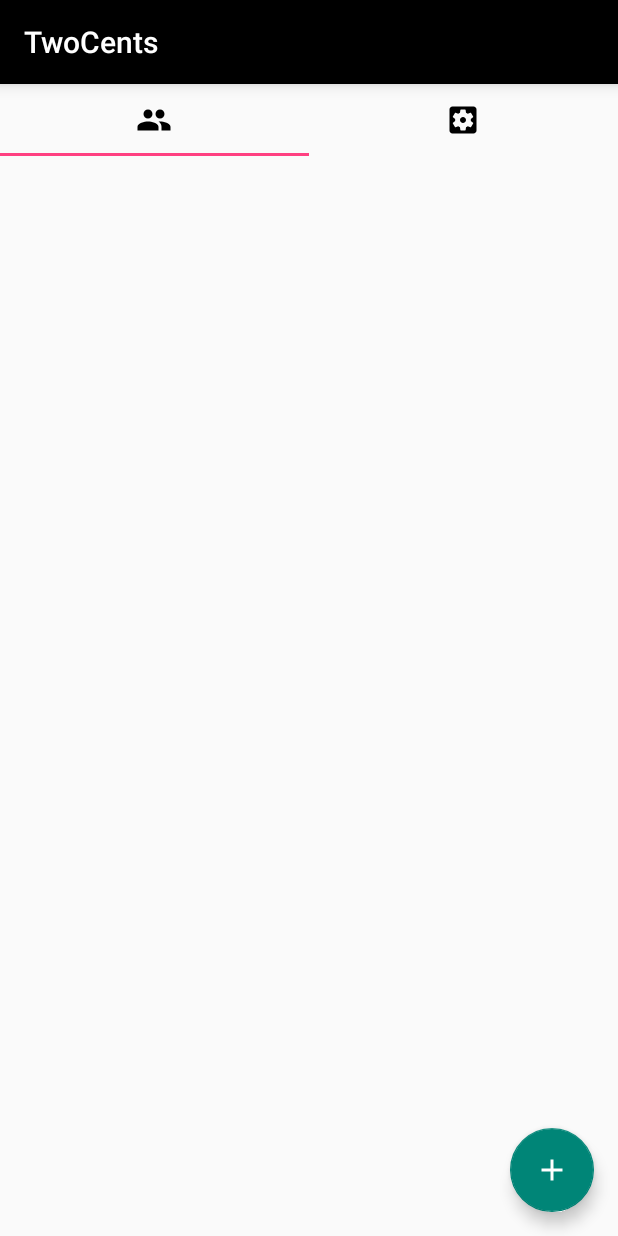
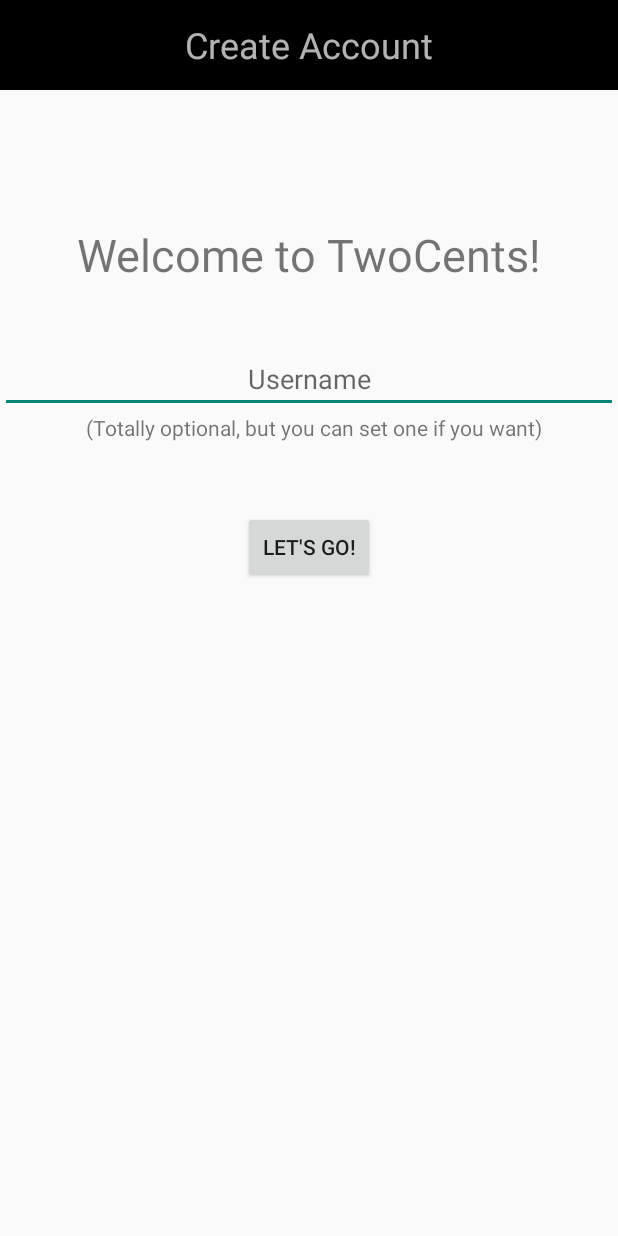
Before and after one commit to tobyglover/twocentsapp-android, an Android app: the screen it shows after launch (MainActivity before the commit, CreateUserActivity after it), on a phone screen of 412 x 824 dp. Run offline under Robolectric (Android 15) with nearby library versions, the phone set to English and light mode, and no system bars; our stand-ins replace Volley; network calls fail.

Commit message:
prompt user for username

```diff
--- a/TwoCentsApp/app/src/main/java/edu/tufts/cs/twocents/ApiHandler.java
+++ b/TwoCentsApp/app/src/main/java/edu/tufts/cs/twocents/ApiHandler.java
@@ -34,7 +34,7 @@ public class ApiHandler implements Requestable {
     public void makeRequest(ApiMethods apiMethod, final Map<String, String> params, Map<String, String> urlParams) {
 
         String url = BASE_URL;
-        JSONObject parameters = null;
+        JSONObject postParams = null;
         int method = Request.Method.GET;
 
         switch (apiMethod) {
@@ -46,8 +46,7 @@ public class ApiHandler implements Requestable {
                 break;
             case CREATE_NEW_POLL:
                 method = Request.Method.POST;
-                parameters = new JSONObject(params);
-                Log.v(TAG, parameters.toString());
+                postParams = new JSONObject(params);
                 url += "createNewPoll/" + urlParams.get("userKey") + "/";
                 break;
             case VOTE_ON_POLL:
@@ -66,7 +65,7 @@ public class ApiHandler implements Requestable {
             }
         }
 
-        JsonObjectRequest request = new JsonObjectRequest(method, url, parameters, new Response.Listener<JSONObject>() {
+        JsonObjectRequest request = new JsonObjectRequest(method, url, postParams, new Response.Listener<JSONObject>() {
             @Override
             public void onResponse(JSONObject response) {
                 onCompleted(response);
--- /dev/null
+++ b/TwoCentsApp/app/src/main/java/edu/tufts/cs/twocents/CreateUserActivity.java
@@ -0,0 +1,86 @@
+package edu.tufts.cs.twocents;
+
+import android.os.Bundle;
+import android.support.v7.app.AppCompatActivity;
+import android.text.InputFilter;
+import android.text.Spanned;
+import android.view.View;
+import android.widget.Button;
+import android.widget.EditText;
+
+import org.json.JSONException;
+import org.json.JSONObject;
+
+import java.util.HashMap;
+import java.util.Map;
+
+public class CreateUserActivity extends AppCompatActivity {
+
+    private EditText usernameInput;
+    private Button goButton;
+
+    @Override
+    protected void onCreate(Bundle savedInstanceState) {
+        super.onCreate(savedInstanceState);
+        setContentView(R.layout.activity_create_user);
+
+        usernameInput = (EditText)findViewById(R.id.usernameInput);
+        goButton = (Button)findViewById(R.id.goButton);
+
+        goButton.setOnClickListener(new View.OnClickListener() {
+            @Override
+            public void onClick(View view) {
+                createNewUser();
+            }
+        });
+
+        /* To restrict Space Bar in Keyboard */
+        InputFilter whitespaceFilter = new InputFilter() {
+            public CharSequence filter(CharSequence source, int start, int end, Spanned dest, int dstart, int dend) {
+                for (int i = start; i < end; i++) {
+                    if (Character.isWhitespace(source.charAt(i))) {
+                        return "";
+                    }
+                }
+                return null;
+            }
+        };
+        usernameInput.setFilters(new InputFilter[] { whitespaceFilter, new InputFilter.LengthFilter(20) });
+    }
+
+    @Override
+    public void onBackPressed() {
+        return;
+    }
+
+    public void createNewUser() {
+        Map<String, String> getParams = new HashMap<>();
+        String username = usernameInput.getText().toString();
+
+        getParams.put("deviceId", "1234test");
+        if (!username.isEmpty()) {
+            getParams.put("username", username);
+        }
+
+        ApiHandler apiHandler = new ApiHandler(getApplicationContext()) {
+            @Override
+            public void onCompleted(JSONObject response) {
+                try {
+                    String userKey = response.get("userKey").toString();
+                    requestDone(userKey);
+                } catch (JSONException e) {
+                    e.printStackTrace();
+                }
+            }
+        };
+
+        apiHandler.makeRequest(ApiMethods.CREATE_NEW_USER, getParams, null);
+    }
+
+    public void requestDone(String userKey) {
+        User user = new User(getApplicationContext());
+        user.setUserKey(userKey);
+        super.onBackPressed();
+    }
+
+}
--- a/TwoCentsApp/app/src/main/java/edu/tufts/cs/twocents/MainActivity.java
+++ b/TwoCentsApp/app/src/main/java/edu/tufts/cs/twocents/MainActivity.java
@@ -1,6 +1,7 @@
 package edu.tufts.cs.twocents;
 
 
+import android.content.Intent;
 import android.os.Bundle;
 import android.support.v4.view.ViewPager;
 import android.support.design.widget.TabLayout;
@@ -21,6 +22,7 @@ public class MainActivity extends AppCompatActivity {
     private TabLayout tabLayout;
     private ViewPager viewPager;
     private MainFragmentPagerAdapter adapter;
+    private User user;
 
     @Override
     protected void onCreate(Bundle savedInstanceState) {
@@ -58,5 +60,11 @@ public class MainActivity extends AppCompatActivity {
 
             }
         });
+
+        user = new User(getApplicationContext());
+        if (!user.isUserKeySet()) {
+            Intent intent = new Intent(this, CreateUserActivity.class);
+            startActivity(intent);
+        }
     }
 }
--- /dev/null
+++ b/TwoCentsApp/app/src/main/java/edu/tufts/cs/twocents/User.java
@@ -0,0 +1,43 @@
+package edu.tufts.cs.twocents;
+
+import android.content.Context;
+import android.content.SharedPreferences;
+
+import org.json.JSONException;
+import org.json.JSONObject;
+
+import java.util.HashMap;
+import java.util.Map;
+
+/**
+ * Created by toby on 10/28/16.
+ */
+
+public class User {
+    private static String userKey;
+    private static final String PREF_NAME = "UserKey";
+    private SharedPreferences sharedPrefs;
+    private Context context;
+
+    public User(Context context) {
+        this.context = context;
+        sharedPrefs = context.getSharedPreferences(PREF_NAME, context.MODE_PRIVATE);
+    }
+
+    public Boolean isUserKeySet() {
+        return sharedPrefs.contains(PREF_NAME);
+    }
+
+    public String getUserKey() {
+        return sharedPrefs.getString(PREF_NAME, null);
+    }
+
+    // only works if the key has not already been set
+    public void setUserKey(String userKey) {
+        if (!isUserKeySet()) {
+            SharedPreferences.Editor editor = this.sharedPrefs.edit();
+            editor.putString(PREF_NAME, userKey);
+            editor.commit();
+        }
+    }
+}
--- /dev/null
+++ b/TwoCentsApp/app/src/main/res/layout/activity_create_user.xml
@@ -0,0 +1,66 @@
+<?xml version="1.0" encoding="utf-8"?>
+<RelativeLayout xmlns:android="http://schemas.android.com/apk/res/android"
+    xmlns:app="http://schemas.android.com/apk/res-auto"
+    xmlns:tools="http://schemas.android.com/tools"
+    android:layout_width="match_parent"
+    android:layout_height="match_parent"
+    android:fitsSystemWindows="true"
+    tools:context="edu.tufts.cs.twocents.PostNewPollActivity">
+
+    <RelativeLayout
+        android:layout_width="match_parent"
+        android:layout_height="60dp"
+        android:theme="@style/AppBarOverlay"
+        android:background="@color/navigationBarColor"
+        android:id="@+id/relativeLayout">
+
+        <TextView
+            android:layout_width="wrap_content"
+            android:layout_height="wrap_content"
+            android:text="Create Account"
+            android:layout_centerHorizontal="true"
+            android:layout_centerVertical="true"
+            android:textSize="24dp"/>
+
+    </RelativeLayout>
+
+    <TextView
+        android:layout_width="wrap_content"
+        android:layout_height="wrap_content"
+        android:text="Welcome to TwoCents!"
+        android:textSize="30dp"
+        android:layout_marginTop="89dp"
+        android:id="@+id/textView"
+        android:layout_below="@+id/relativeLayout"
+        android:layout_centerHorizontal="true" />
+
+    <EditText
+        android:layout_width="match_parent"
+        android:layout_height="wrap_content"
+        android:gravity="center"
+        android:hint="Username"
+        android:layout_below="@id/textView"
+        android:layout_marginTop="40dp"
+        android:id="@+id/usernameInput"
+        android:maxLength="20"/>
+
+    <Button
+        android:layout_width="wrap_content"
+        android:layout_height="wrap_content"
+        android:layout_below="@+id/usernameInput"
+        android:layout_centerHorizontal="true"
+        android:layout_marginTop="65dp"
+        android:text="Let's go!"
+        android:id="@+id/goButton" />
+
+    <TextView
+        android:layout_width="wrap_content"
+        android:layout_height="wrap_content"
+        android:gravity="center"
+        android:layout_centerVertical="true"
+        android:text="(Totally optional, but you can set one if you want)"
+        android:id="@+id/textView2"
+        android:layout_below="@+id/usernameInput"
+        android:layout_alignEnd="@+id/textView" />
+
+</RelativeLayout>
--- a/TwoCentsApp/app/src/main/res/values/strings.xml
+++ b/TwoCentsApp/app/src/main/res/values/strings.xml
@@ -3,4 +3,5 @@
     <string name="action_me">Me</string>
     <string name="radius_hint">Radius</string>
     <string name="title_activity_post_new_poll">PostNewPollActivity</string>
+    <string name="title_activity_create_user">CreateUserActivity</string>
 </resources>
```
Also changed, not shown: TwoCentsApp/app/src/main/AndroidManifest.xml (+5 -3 lines), TwoCentsApp/app/src/main/res/layout/activity_post_new_poll.xml (+17 -12 lines).
